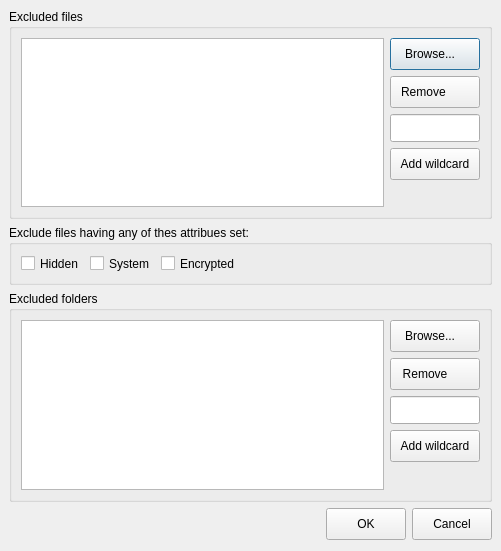
darrel-ming/robocopy_gui_python, file UI/DlgExclude.ui: the form before one commit.
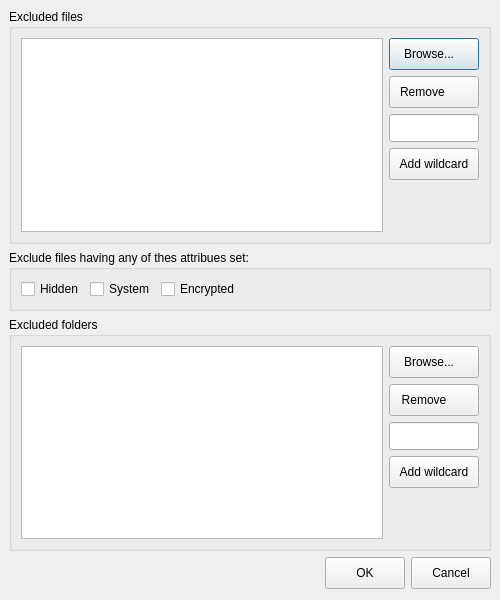
The form after the commit. Icons and pictures are not drawn.

The edit to the form file:
```diff
--- a/UI/DlgExclude.ui
+++ b/UI/DlgExclude.ui
@@ -6,14 +6,14 @@
    <rect>
     <x>0</x>
     <y>0</y>
-    <width>501</width>
-    <height>551</height>
+    <width>500</width>
+    <height>600</height>
    </rect>
   </property>
   <property name="minimumSize">
    <size>
     <width>500</width>
-    <height>551</height>
+    <height>600</height>
    </size>
   </property>
   <property name="windowTitle">
@@ -141,7 +141,7 @@
      <property name="minimumSize">
       <size>
        <width>0</width>
-       <height>60</height>
+       <height>0</height>
       </size>
      </property>
      <property name="title">
```
